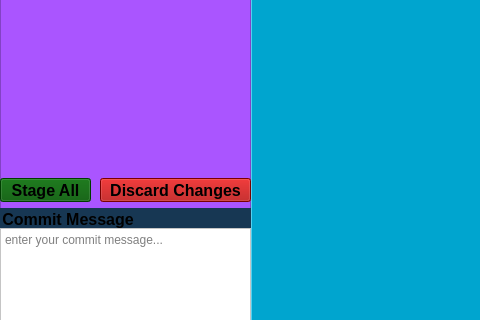
Qt form gui/MainWindow.ui (Sam-Horner-42/CPPMiniVersionControl) before a commit; both pictures show x 0 to 480 and y 191 to 511 of the 794 by 597 pixel window.
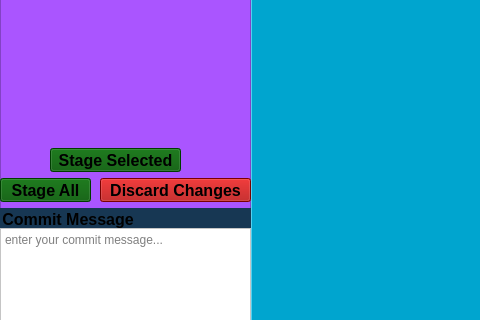
The same form after that commit. Icons and pictures are not drawn.

```diff
--- a/gui/MainWindow.ui
+++ b/gui/MainWindow.ui
@@ -501,6 +501,30 @@
      <string>Stage All</string>
     </property>
    </widget>
+   <widget class="QPushButton" name="stageSelected">
+    <property name="geometry">
+     <rect>
+      <x>50</x>
+      <y>320</y>
+      <width>131</width>
+      <height>24</height>
+     </rect>
+    </property>
+    <property name="font">
+     <font>
+      <family>Arial</family>
+      <pointsize>12</pointsize>
+      <bold>true</bold>
+     </font>
+    </property>
+    <property name="styleSheet">
+     <string notr="true">
+background-color: rgb(0, 85, 0);</string>
+    </property>
+    <property name="text">
+     <string>Stage Selected</string>
+    </property>
+   </widget>
   </widget>
   <widget class="QMenuBar" name="menubar">
    <property name="geometry">
```
Left out of the diff: 5 changed lines with no effect on the pictures.
